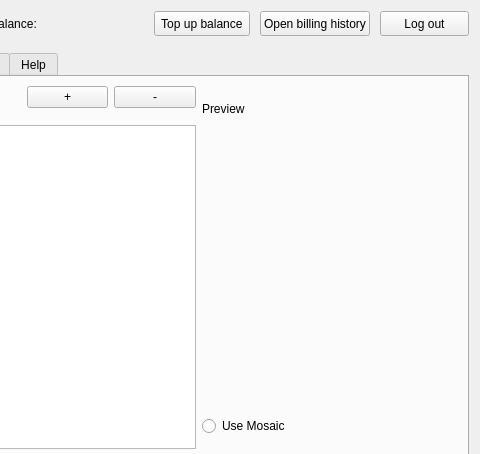
The window that mapflow/dialogs/static/ui/main_dialog.ui (Geoalert/mapflow-qgis) describes before a commit, drawn with Qt 5; both pictures show x 630 to 1110 and y 0 to 454 of the 1110 by 550 pixel window.
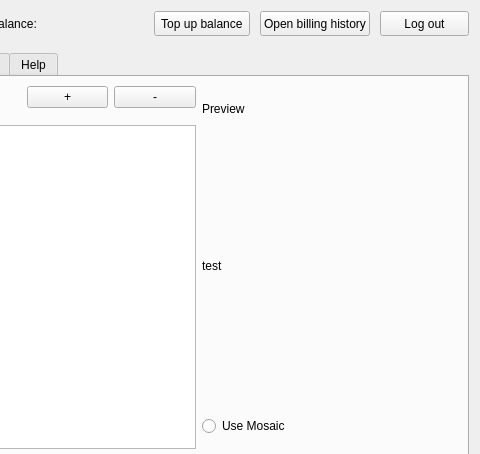
The same window after the commit. The open tabs and pages were chosen to show the change. Icons and pictures are not drawn. Custom widgets are drawn as their Qt base class.

Commit message: Fixed error handler

Diff of the .ui file:
```diff
--- a/mapflow/dialogs/static/ui/main_dialog.ui
+++ b/mapflow/dialogs/static/ui/main_dialog.ui
@@ -1548,7 +1548,10 @@
                   <enum>QFrame::NoFrame</enum>
                  </property>
                  <property name="text">
-                  <string/>
+                  <string>test</string>
+                 </property>
+                 <property name="textFormat">
+                  <enum>Qt::AutoText</enum>
                  </property>
                 </widget>
                </item>
```
Left out of the diff: 2 changed lines with no effect on the pictures. The commit also changes 2 other files.
